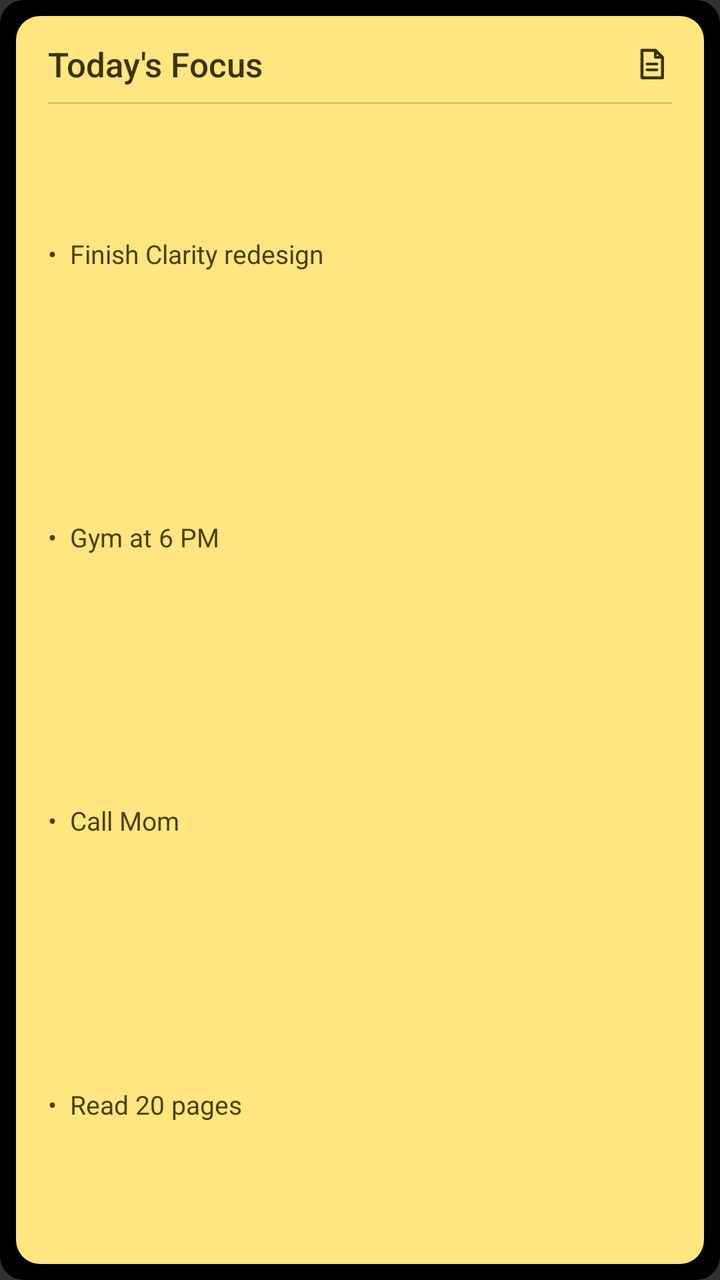
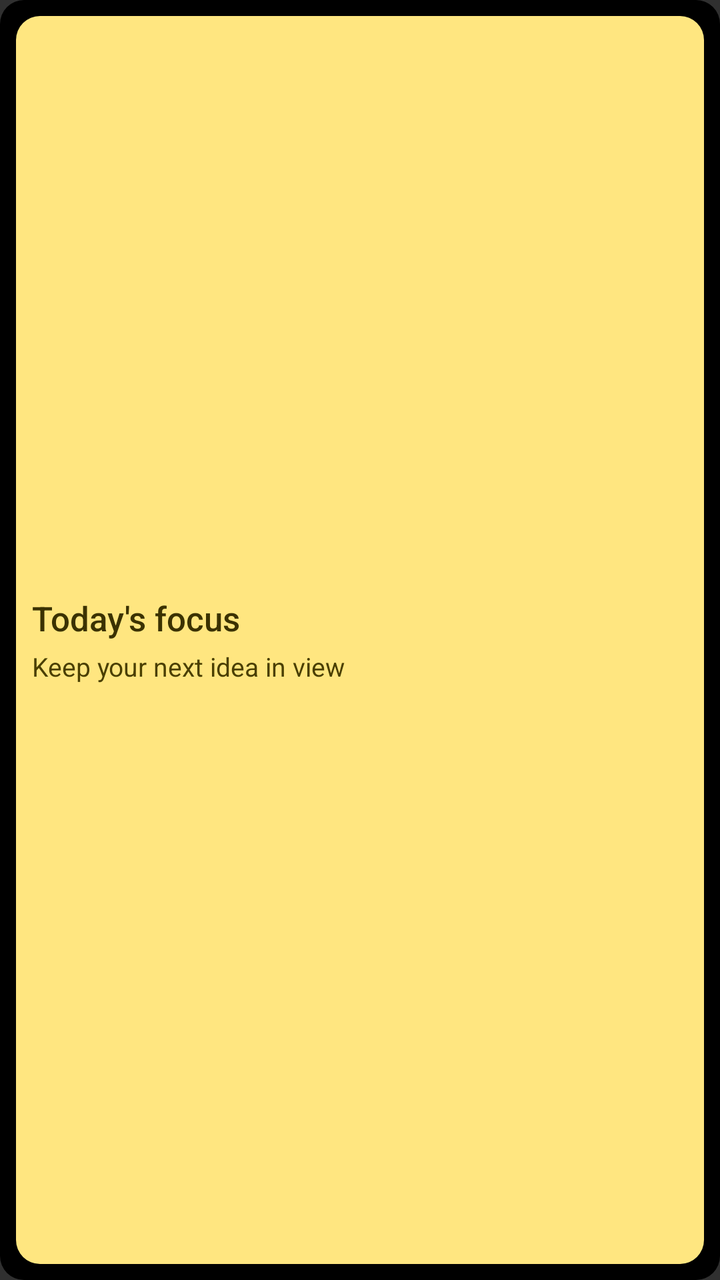

Two renders of the same Android screen: before a commit and after it. Below are the layout's source before the change and the commit's diff.
<!-- AndroidManifest.xml: application theme Theme.DarkTodo -->
<!-- res/layout/sticker_widget_preview.xml -->
<?xml version="1.0" encoding="utf-8"?>
<FrameLayout xmlns:android="http://schemas.android.com/apk/res/android"
    android:layout_width="match_parent"
    android:layout_height="match_parent">

    <ImageView
        android:layout_width="match_parent"
        android:layout_height="match_parent"
        android:scaleType="fitXY"
        android:src="@drawable/widget_note_card_background" />

    <LinearLayout
        android:layout_width="match_parent"
        android:layout_height="match_parent"
        android:orientation="vertical"
        android:paddingStart="24dp"
        android:paddingTop="18dp"
        android:paddingEnd="24dp"
        android:paddingBottom="16dp">

        <LinearLayout
            android:layout_width="match_parent"
            android:layout_height="28dp"
            android:gravity="center_vertical"
            android:orientation="horizontal">

            <TextView
                android:layout_width="0dp"
                android:layout_height="match_parent"
                android:layout_weight="1"
                android:fontFamily="sans-serif-medium"
                android:gravity="center_vertical"
                android:text="Today's Focus"
                android:textColor="#3B3200"
                android:textSize="17sp" />

            <ImageView
                android:layout_width="20dp"
                android:layout_height="20dp"
                android:contentDescription="Notes"
                android:src="@drawable/ic_note_preview" />
        </LinearLayout>

        <View
            android:layout_width="match_parent"
            android:layout_height="1dp"
            android:layout_marginTop="5dp"
            android:layout_marginBottom="5dp"
            android:background="#333B3200" />

        <TextView
            android:layout_width="match_parent"
            android:layout_height="0dp"
            android:layout_weight="1"
            android:fontFamily="sans-serif"
            android:gravity="center_vertical"
            android:includeFontPadding="false"
            android:maxLines="1"
            android:text="•  Finish Clarity redesign"
            android:textColor="#4A3F00"
            android:textSize="13sp" />

        <TextView
            android:layout_width="match_parent"
            android:layout_height="0dp"
            android:layout_weight="1"
            android:fontFamily="sans-serif"
            android:gravity="center_vertical"
            android:includeFontPadding="false"
            android:maxLines="1"
            android:text="•  Gym at 6 PM"
            android:textColor="#4A3F00"
            android:textSize="13sp" />

        <TextView
            android:layout_width="match_parent"
            android:layout_height="0dp"
            android:layout_weight="1"
            android:fontFamily="sans-serif"
            android:gravity="center_vertical"
            android:includeFontPadding="false"
            android:maxLines="1"
            android:text="•  Call Mom"
            android:textColor="#4A3F00"
            android:textSize="13sp" />

        <TextView
            android:layout_width="match_parent"
            android:layout_height="0dp"
            android:layout_weight="1"
            android:fontFamily="sans-serif"
            android:gravity="center_vertical"
            android:includeFontPadding="false"
            android:maxLines="1"
            android:text="•  Read 20 pages"
            android:textColor="#4A3F00"
            android:textSize="13sp" />
    </LinearLayout>
</FrameLayout>
<!-- resources referenced by this layout -->
<resources>
  <!-- drawable ic_note_preview (drawable) -->
  <vector xmlns:android="http://schemas.android.com/apk/res/android"
      android:width="20dp"
      android:height="20dp"
      android:viewportWidth="24"
      android:viewportHeight="24">
      <path
          android:fillColor="#00000000"
          android:pathData="M6,3.75h8l4.25,4.25v12.25h-12.25z"
          android:strokeColor="#3B3200"
          android:strokeLineJoin="round"
          android:strokeWidth="1.8" />
      <path
          android:fillColor="#00000000"
          android:pathData="M14,4v4h4M9,12h6M9,15.5h6"
          android:strokeColor="#3B3200"
          android:strokeLineCap="round"
          android:strokeLineJoin="round"
          android:strokeWidth="1.6" />
  </vector>
  <!-- drawable widget_note_card_background (drawable) -->
  <layer-list xmlns:android="http://schemas.android.com/apk/res/android">
      <item>
          <shape android:shape="rectangle">
              <solid android:color="#000000" />
              <corners android:radius="12dp" />
          </shape>
      </item>
      <item android:left="8dp" android:top="8dp" android:right="8dp" android:bottom="8dp">
          <shape android:shape="rectangle">
              <solid android:color="#FFE680" />
              <corners android:radius="12dp" />
          </shape>
      </item>
  </layer-list>
  <style name="Theme.DarkTodo" parent="android:style/Theme.Material.NoActionBar">
          <item name="android:fontFamily">sans-serif</item>
          <item name="android:colorAccent">#FF0000</item>
          <item name="android:statusBarColor">#000000</item>
          <item name="android:navigationBarColor">#000000</item>
          <item name="android:windowLightStatusBar">false</item>
      </style>
</resources>

<!-- the commit's change to res/layout/sticker_widget_preview.xml (unified diff, before → after) -->
@@ -7,92 +7,35 @@
         android:layout_width="match_parent"
         android:layout_height="match_parent"
         android:scaleType="fitXY"
-        android:src="@drawable/widget_note_card_background" />
+        android:src="@drawable/widget_note_card_background"
+        android:importantForAccessibility="no" />
 
     <LinearLayout
         android:layout_width="match_parent"
         android:layout_height="match_parent"
+        android:gravity="center_vertical"
         android:orientation="vertical"
-        android:paddingStart="24dp"
-        android:paddingTop="18dp"
-        android:paddingEnd="24dp"
-        android:paddingBottom="16dp">
-
-        <LinearLayout
-            android:layout_width="match_parent"
-            android:layout_height="28dp"
-            android:gravity="center_vertical"
-            android:orientation="horizontal">
-
-            <TextView
-                android:layout_width="0dp"
-                android:layout_height="match_parent"
-                android:layout_weight="1"
-                android:fontFamily="sans-serif-medium"
-                android:gravity="center_vertical"
-                android:text="Today's Focus"
-                android:textColor="#3B3200"
-                android:textSize="17sp" />
-
-            <ImageView
-                android:layout_width="20dp"
-                android:layout_height="20dp"
-                android:contentDescription="Notes"
-                android:src="@drawable/ic_note_preview" />
-        </LinearLayout>
-
-        <View
-            android:layout_width="match_parent"
-            android:layout_height="1dp"
-            android:layout_marginTop="5dp"
-            android:layout_marginBottom="5dp"
-            android:background="#333B3200" />
+        android:paddingHorizontal="16dp"
+        android:paddingVertical="8dp">
 
         <TextView
             android:layout_width="match_parent"
-            android:layout_height="0dp"
-            android:layout_weight="1"
-            android:fontFamily="sans-serif"
-            android:gravity="center_vertical"
-            android:includeFontPadding="false"
+            android:layout_height="wrap_content"
+            android:ellipsize="end"
+            android:fontFamily="sans-serif-medium"
             android:maxLines="1"
-            android:text="•  Finish Clarity redesign"
-            android:textColor="#4A3F00"
-            android:textSize="13sp" />
+            android:text="@string/notes_widget_preview_title"
+            android:textColor="#3B3200"
+            android:textSize="17sp" />
 
         <TextView
             android:layout_width="match_parent"
-            android:layout_height="0dp"
-            android:layout_weight="1"
+            android:layout_height="wrap_content"
+            android:layout_marginTop="4dp"
+            android:ellipsize="end"
             android:fontFamily="sans-serif"
-            android:gravity="center_vertical"
-            android:includeFontPadding="false"
             android:maxLines="1"
-            android:text="•  Gym at 6 PM"
-            android:textColor="#4A3F00"
-            android:textSize="13sp" />
-
-        <TextView
-            android:layout_width="match_parent"
-            android:layout_height="0dp"
-            android:layout_weight="1"
-            android:fontFamily="sans-serif"
-            android:gravity="center_vertical"
-            android:includeFontPadding="false"
-            android:maxLines="1"
-            android:text="•  Call Mom"
-            android:textColor="#4A3F00"
-            android:textSize="13sp" />
-
-        <TextView
-            android:layout_width="match_parent"
-            android:layout_height="0dp"
-            android:layout_weight="1"
-            android:fontFamily="sans-serif"
-            android:gravity="center_vertical"
-            android:includeFontPadding="false"
-            android:maxLines="1"
-            android:text="•  Read 20 pages"
+            android:text="@string/notes_widget_preview_content"
             android:textColor="#4A3F00"
             android:textSize="13sp" />
     </LinearLayout>
<!-- resource entries referenced after the edit -->
@@ -1,25 +1,5 @@
 <!-- resources referenced by this layout -->
 <resources>
-  <!-- drawable ic_note_preview (drawable) -->
-  <vector xmlns:android="http://schemas.android.com/apk/res/android"
-      android:width="20dp"
-      android:height="20dp"
-      android:viewportWidth="24"
-      android:viewportHeight="24">
-      <path
-          android:fillColor="#00000000"
-          android:pathData="M6,3.75h8l4.25,4.25v12.25h-12.25z"
-          android:strokeColor="#3B3200"
-          android:strokeLineJoin="round"
-          android:strokeWidth="1.8" />
-      <path
-          android:fillColor="#00000000"
-          android:pathData="M14,4v4h4M9,12h6M9,15.5h6"
-          android:strokeColor="#3B3200"
-          android:strokeLineCap="round"
-          android:strokeLineJoin="round"
-          android:strokeWidth="1.6" />
-  </vector>
   <!-- drawable widget_note_card_background (drawable) -->
   <layer-list xmlns:android="http://schemas.android.com/apk/res/android">
       <item>
@@ -35,6 +15,8 @@
           </shape>
       </item>
   </layer-list>
+  <string name="notes_widget_preview_content">Keep your next idea in view</string>
+  <string name="notes_widget_preview_title">Today\'s focus</string>
   <style name="Theme.DarkTodo" parent="android:style/Theme.Material.NoActionBar">
           <item name="android:fontFamily">sans-serif</item>
           <item name="android:colorAccent">#FF0000</item>
